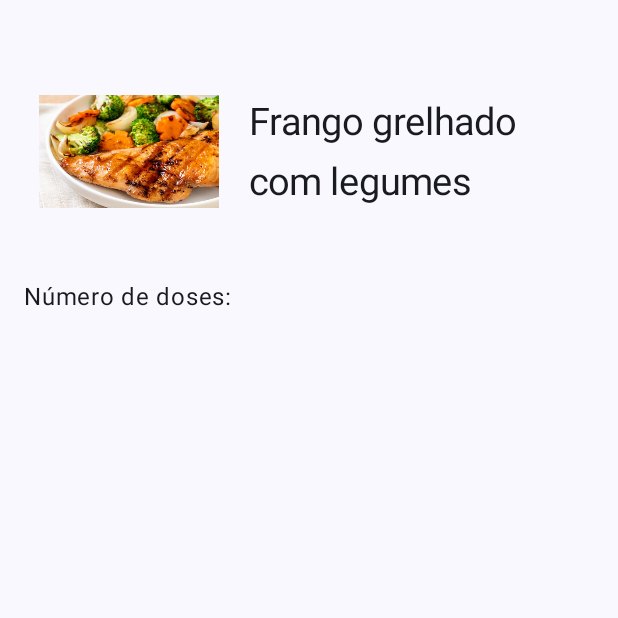
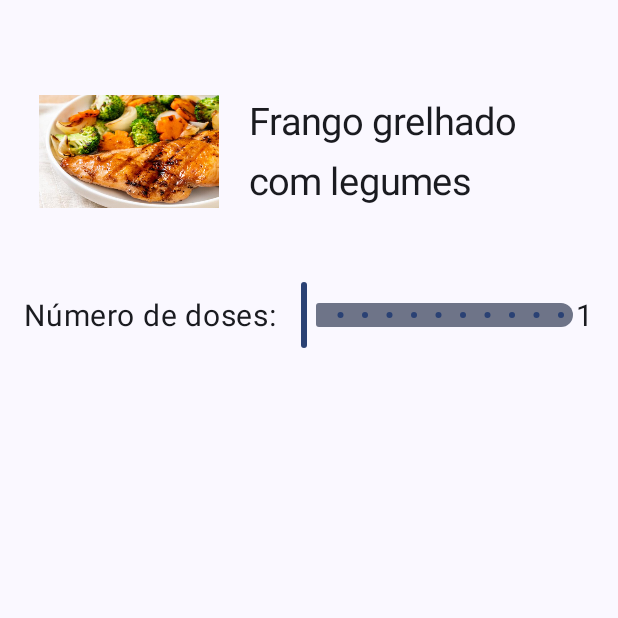
Before and after one commit to R0dr1g0P/CozinhaDoNando, an Android app built with Jetpack Compose: the screen it shows after launch (MainActivity), after a tap on "Frango grelhado com legumes", on a phone screen of 412 x 824 dp, the top half of it. Run offline under Robolectric (Android 15) with nearby library versions, the phone set to English and light mode, and no system bars.

Commit message:
Criação de um "Slider" para se poder selecionar o número de doses de uma receita

```diff
--- a/app/src/main/java/com/example/cozinhadonando/MainActivity.kt
+++ b/app/src/main/java/com/example/cozinhadonando/MainActivity.kt
@@ -7,14 +7,19 @@ import androidx.compose.foundation.Image
 import androidx.compose.foundation.clickable
 import androidx.compose.foundation.layout.Column
 import androidx.compose.foundation.layout.Row
+import androidx.compose.foundation.layout.Spacer
 import androidx.compose.foundation.layout.fillMaxSize
 import androidx.compose.foundation.layout.fillMaxWidth
 import androidx.compose.foundation.layout.padding
 import androidx.compose.foundation.layout.size
+import androidx.compose.foundation.layout.width
 import androidx.compose.material3.MaterialTheme
+import androidx.compose.material3.Slider
 import androidx.compose.material3.Surface
 import androidx.compose.material3.Text
 import androidx.compose.runtime.Composable
+import androidx.compose.runtime.mutableStateOf
+import androidx.compose.runtime.remember
 import androidx.compose.ui.Alignment
 import androidx.compose.ui.Modifier
 import androidx.compose.ui.graphics.painter.Painter
@@ -149,6 +154,9 @@ fun MainScreen(navController: NavController) {
 
 @Composable
 fun PaginaIngredientes(receita: Receita) {
+
+    val (numDoses, setNumDoses) = remember { mutableStateOf(1) }
+
     Column (
         modifier = Modifier
             .fillMaxSize()
@@ -177,7 +185,23 @@ fun PaginaIngredientes(receita: Receita) {
         Row (
             verticalAlignment = Alignment.CenterVertically
         ) {
-            Text(text = "Número de doses:")
+            Text(
+                text = "Número de doses:",
+                style = MaterialTheme.typography.bodyLarge.copy(fontSize = 20.sp)
+            )
+            Spacer(modifier = Modifier.width(16.dp)) // Espaço entre o texto e o Slider
+            Slider(
+                value = numDoses.toFloat(),
+                onValueChange = { setNumDoses(it.toInt()) },
+                valueRange = 1f..10f,
+                steps = 9,
+                modifier = Modifier.weight(1f)
+            )
+            Text(
+                text = numDoses.toString(),
+                style = MaterialTheme.typography.bodyLarge.copy(fontSize = 20.sp),
+                textAlign = TextAlign.Start
+            )
         }
     }
 }
```
